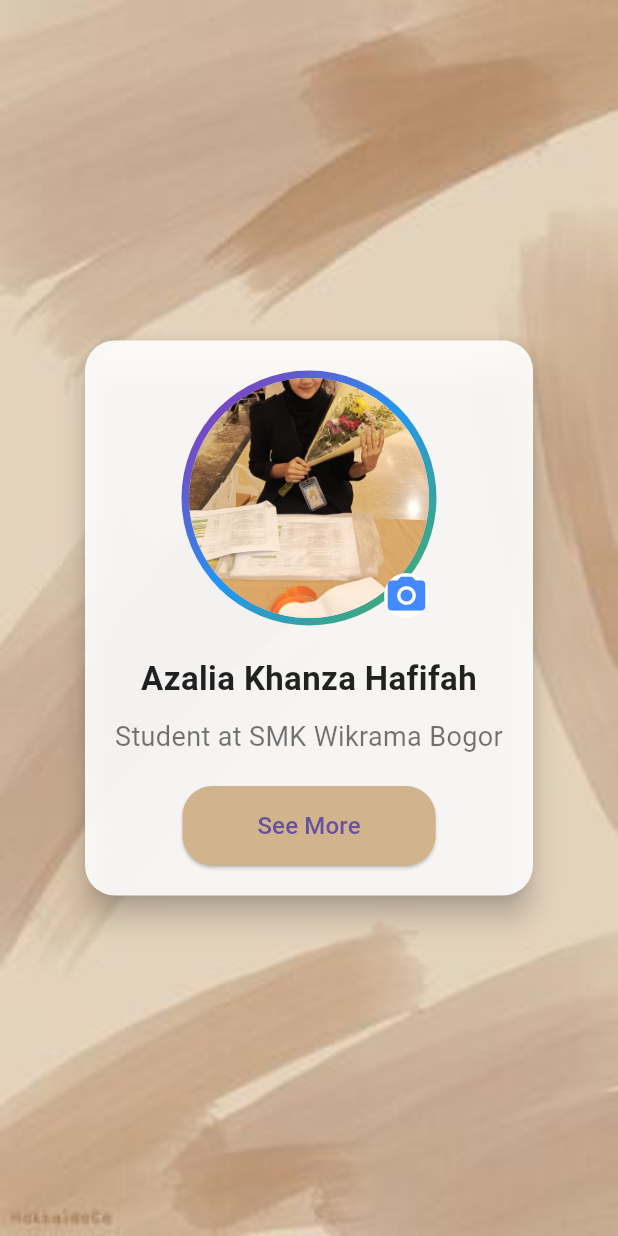
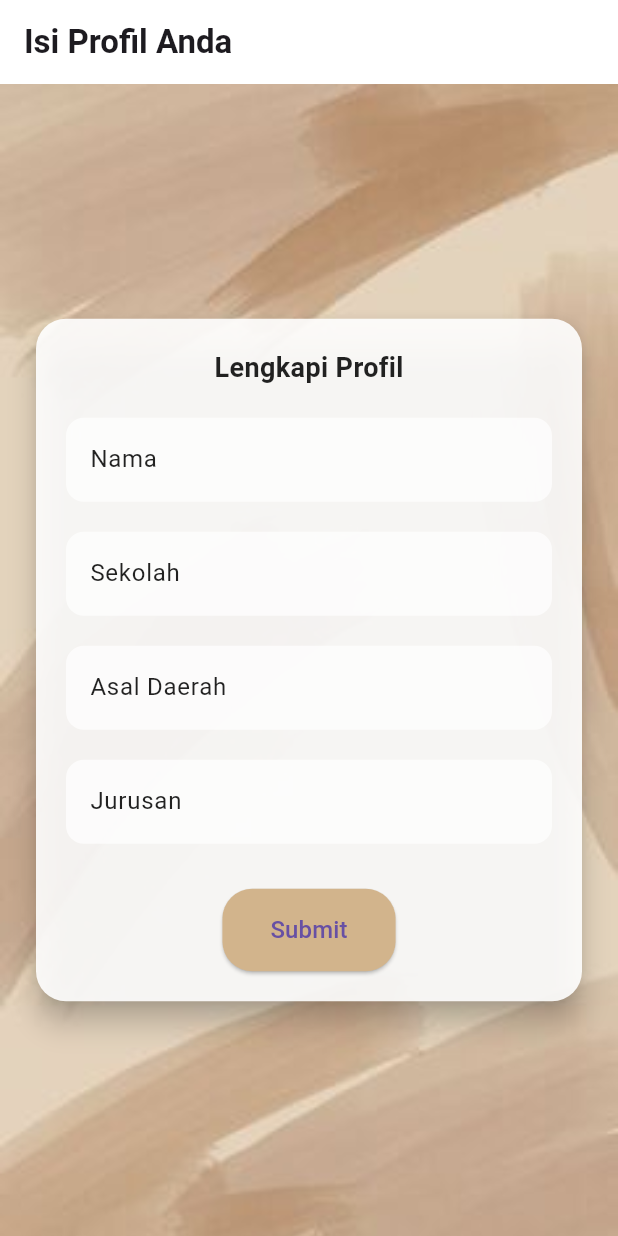
Before and after one commit to azaliakhanza/formProfile, a Flutter app: the screen it shows after launch, on a phone screen of 412 x 824 dp. Run offline on Flutter 3.47's test engine with Material 3 defaults, Android fonts, the phone set to English and light mode, and no system bars.

Commit message:
form_page dan form_page2

```diff
--- a/analysis_options.yaml
+++ b/analysis_options.yaml
@@ -7,6 +7,9 @@
 
 # The following line activates a set of recommended lints for Flutter apps,
 # packages, and plugins designed to encourage good coding practices.
+analyzer:
+  errors:
+    prefer_const_constructors: ignore
 include: package:flutter_lints/flutter.yaml
 
 linter:
--- /dev/null
+++ b/lib/form_page.dart
@@ -0,0 +1,174 @@
+import 'package:flutter/material.dart';
+
+class FormPage extends StatefulWidget {
+  final Function(String, String, String, String) onSubmit;
+
+  const FormPage({Key? key, required this.onSubmit}) : super(key: key);
+
+  @override
+  _FormPageState createState() => _FormPageState();
+}
+
+class _FormPageState extends State<FormPage> {
+  final _nameController = TextEditingController();
+  final _schoolController = TextEditingController();
+  final _regionController = TextEditingController();
+  final _majorController = TextEditingController();
+
+  @override
+  void dispose() {
+    _nameController.dispose();
+    _schoolController.dispose();
+    _regionController.dispose();
+    _majorController.dispose();
+    super.dispose();
+  }
+
+  void _submitForm() {
+    String name = _nameController.text.trim();
+    String school = _schoolController.text.trim();
+    String region = _regionController.text.trim();
+    String major = _majorController.text.trim();
+
+    if (name.isEmpty || school.isEmpty || region.isEmpty || major.isEmpty) {
+      ScaffoldMessenger.of(context).showSnackBar(
+        SnackBar(content: Text('Semua field harus diisi')),
+      );
+      return;
+    }
+
+    widget.onSubmit(name, school, region, major);
+  }
+
+  @override
+  Widget build(BuildContext context) {
+    return Scaffold(
+      appBar: AppBar(
+        title: Text(
+          'Isi Profil Anda',
+          style: TextStyle(fontSize: 22, fontWeight: FontWeight.bold),
+        ),
+        backgroundColor: Color.fromARGB(255, 255, 255, 255),
+      ),
+      body: Container(
+        width: MediaQuery.of(context).size.width,
+        height: MediaQuery.of(context).size.height,
+        decoration: BoxDecoration(
+          image: DecorationImage(
+            image: AssetImage("assets/images/bg.png"),
+            fit: BoxFit.cover,
+          ),
+        ),
+        child: Center(
+          child: SingleChildScrollView(
+            child: Padding(
+              padding: const EdgeInsets.all(20.0),
+              child: Card(
+                elevation: 8,
+                shape: RoundedRectangleBorder(
+                  borderRadius: BorderRadius.circular(20.0),
+                ),
+                color: Colors.white.withOpacity(0.9),
+                child: Padding(
+                  padding: const EdgeInsets.all(20.0),
+                  child: Column(
+                    mainAxisSize: MainAxisSize.min,
+                    children: <Widget>[
+                      Text(
+                        'Lengkapi Profil',
+                        style: TextStyle(
+                          fontSize: 18,
+                          fontWeight: FontWeight.bold,
+                          color: Colors.black87,
+                        ),
+                      ),
+                      SizedBox(height: 20),
+                      TextField(
+                        controller: _nameController,
+                        decoration: InputDecoration(
+                          labelText: 'Nama',
+                          labelStyle: TextStyle(
+                            color: Colors.black87,
+                          ),
+                          filled: true,
+                          fillColor: Colors.white.withOpacity(0.7),
+                          border: OutlineInputBorder(
+                            borderRadius: BorderRadius.circular(12.0),
+                            borderSide: BorderSide.none,
+                          ),
+                        ),
+                      ),
+                      SizedBox(height: 20),
+                      TextField(
+                        controller: _schoolController,
+                        decoration: InputDecoration(
+                          labelText: 'Sekolah',
+                          labelStyle: TextStyle(
+                            color: Colors.black87,
+                          ),
+                          filled: true,
+                          fillColor: Colors.white.withOpacity(0.7),
+                          border: OutlineInputBorder(
+                            borderRadius: BorderRadius.circular(12.0),
+                            borderSide: BorderSide.none,
+                          ),
+                        ),
+                      ),
+                      SizedBox(height: 20),
+                      TextField(
+                        controller: _regionController,
+                        decoration: InputDecoration(
+                          labelText: 'Asal Daerah',
+                          labelStyle: TextStyle(
+                            color: Colors.black87,
+                          ),
+                          filled: true,
+                          fillColor: Colors.white.withOpacity(0.7),
+                          border: OutlineInputBorder(
+                            borderRadius: BorderRadius.circular(12.0),
+                            borderSide: BorderSide.none,
+                          ),
+                        ),
+                      ),
+                      SizedBox(height: 20),
+                      TextField(
+                        controller: _majorController,
+                        decoration: InputDecoration(
+                          labelText: 'Jurusan',
+                          labelStyle: TextStyle(
+                            color: Colors.black87,
+                          ),
+                          filled: true,
+                          fillColor: Colors.white.withOpacity(0.7),
+                          border: OutlineInputBorder(
+                            borderRadius: BorderRadius.circular(12.0),
+                            borderSide: BorderSide.none,
+                          ),
+                        ),
+                      ),
+                      SizedBox(height: 30),
+                      ElevatedButton(
+                        style: ElevatedButton.styleFrom(
+                          backgroundColor: Color(0xFFD2B48C),
+                          shape: RoundedRectangleBorder(
+                            borderRadius: BorderRadius.circular(20),
+                          ),
+                          padding: EdgeInsets.symmetric(vertical: 16, horizontal: 32),
+                        ),
+                        onPressed: _submitForm,
+                        child: Text(
+                          'Submit',
+                          style: TextStyle(fontSize: 16),
+                        ),
+                      ),
+                    ],
+                  ),
+                ),
+              ),
+            ),
+          ),
+        ),
+      ),
+    );
+  }
+}
--- a/pubspec.yaml
+++ b/pubspec.yaml
@@ -60,7 +60,8 @@ flutter:
 
   # To add assets to your application, add an assets section, like this:
   assets:
-  - images/
+  - assets/images/bg.png
+  - assets/images/flower.jpg
 
   # An image asset can refer to one or more resolution-specific "variants", see
   # https://flutter.dev/to/resolution-aware-images
```
Also changed, not shown: lib/form_page2.dart (added, +160 -0 lines), lib/main.dart (+168 -30 lines), lib/page2.dart (+39 -37 lines), assets/images/bg.png (renamed from images/bg.png), assets/images/flower.jpg (renamed from images/flower.jpg), assets/images/flutter.png (deleted), 1 other file.
